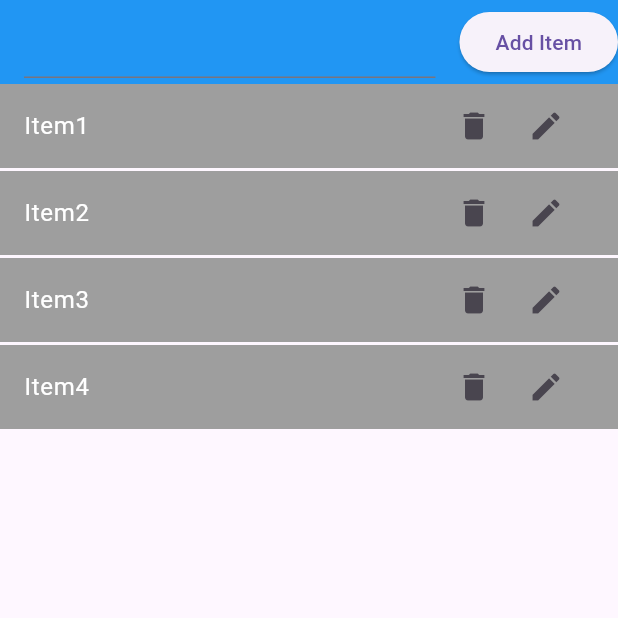
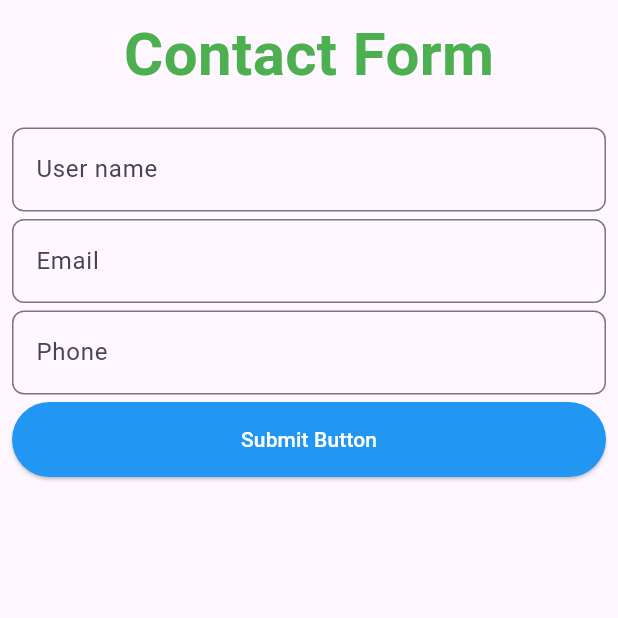
Before and after one commit to flutter-nayan/flutter-mobile-app-development-class, a Flutter app: the screen it shows after launch, on a phone screen of 412 x 824 dp, the top half of it. Run offline on Flutter 3.47's test engine with Material 3 defaults, Android fonts, the phone set to English and light mode, and no system bars.

Commit message:
Class 11: Todo edit, contact form design

```diff
--- a/lib/main.dart
+++ b/lib/main.dart
@@ -1,4 +1,5 @@
 import 'package:flutter/material.dart';
+import 'package:flutter_application_1/pages/FormValidation.dart';
 import 'package:flutter_application_1/pages/TodoApp.dart';
 //import> 'package:flutter_application_1/pages/home.dart';
 //import 'package:flutter_application_1/pages/profileView.dart';
@@ -12,7 +13,7 @@ class MyApp extends StatelessWidget {
   @override
   Widget build(BuildContext context) {
     return const MaterialApp(
-      home: TodoApp(),
+      home:FormValidation(),
       debugShowCheckedModeBanner: false,
     );
   }
--- /dev/null
+++ b/lib/pages/FormValidation.dart
@@ -0,0 +1,67 @@
+import 'package:flutter/material.dart';
+
+class FormValidation extends StatelessWidget {
+
+   FormValidation({super.key});
+  _submitForm(){
+
+  }
+  @override
+  Widget build(BuildContext context) {
+    return Scaffold(
+      body: Container(
+        padding: EdgeInsets.all(8.0),
+        child: Form(child:
+
+        Column(
+          children: [
+            Text("Contact Form",style: TextStyle(color: Colors.green,fontWeight: FontWeight.bold,
+            fontSize: 40.0),),
+            SizedBox(height: 20.0,),
+            TextFormField(
+              decoration: InputDecoration(
+                labelText: "User name",
+                border: OutlineInputBorder(
+                  borderRadius: BorderRadius.circular(8.0),
+                )
+              ),
+
+            ),
+            SizedBox(height: 5.0,),
+            TextFormField(
+
+               decoration: InputDecoration(
+                labelText: "Email",
+                border: OutlineInputBorder(
+                  borderRadius: BorderRadius.circular(8.0),
+                )
+              ),
+            ),
+             SizedBox(height: 5.0,),
+            TextFormField(
+               decoration: InputDecoration(
+                labelText: "Phone",
+                border: OutlineInputBorder(
+                  borderRadius: BorderRadius.circular(8.0),
+                )
+              ),
+            ),
+             SizedBox(height: 5.0,),
+            Container(
+              height: 50.0,
+              width: double.infinity,
+              child: ElevatedButton(onPressed: (){
+
+              }, child: Text("Submit Button",style: TextStyle(color: Colors.white),),
+              style: ElevatedButton.styleFrom(
+                backgroundColor: Colors.blue
+              )
+
+              ),
+              )
+          ],
+        )),
+      ),
+    );
+  }
+}
```
Also changed, not shown: lib/pages/TodoApp.dart (+44 -4 lines), pubspec.lock.
